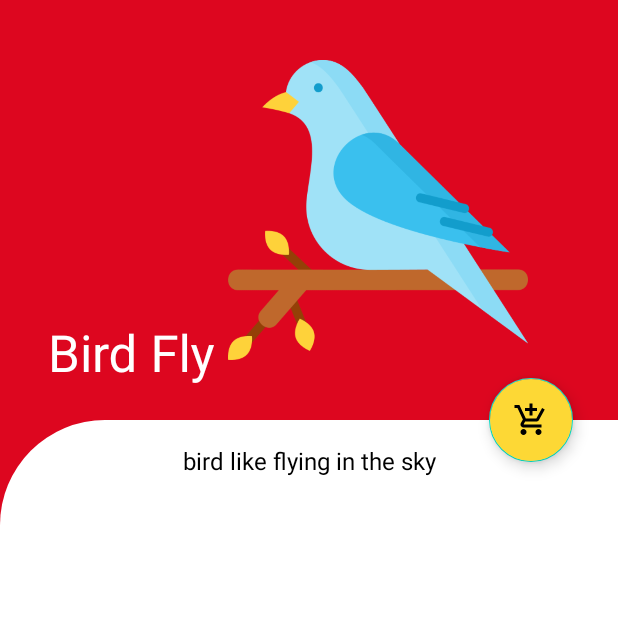
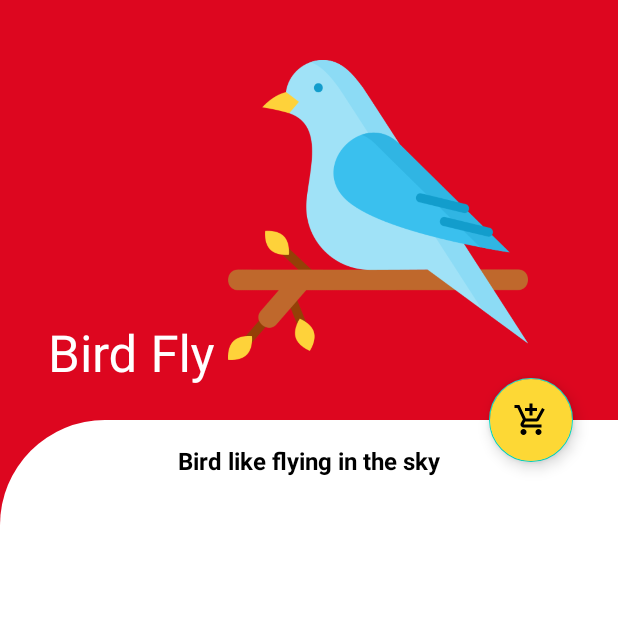
Before and after one commit to zakaria90024/CollepsingToolber, an Android app: the screen it shows after launch (MainActivity), on a phone screen of 412 x 824 dp, the top half of it. Run offline under Robolectric (Android 15) with nearby library versions, the phone set to English and light mode, and no system bars.

Commit message:
CollepsingToolber - Android

```diff
--- a/app/src/main/res/drawable/ctr_bg.xml
+++ b/app/src/main/res/drawable/ctr_bg.xml
@@ -3,5 +3,5 @@
 
     <gradient android:startColor="#DD061F"
         android:endColor="#DD061F"
-        android:angle="3"/>
+        />
 </shape>
--- a/app/src/main/res/layout/activity_main.xml
+++ b/app/src/main/res/layout/activity_main.xml
@@ -61,9 +61,10 @@
                 android:layout_width="wrap_content"
                 android:layout_height="wrap_content"
                 android:layout_marginTop="16dp"
-                android:text="bird like flying in the sky"
+                android:text="Bird like flying in the sky"
                 android:textColor="#000"
                 android:textSize="16dp"
+                android:textStyle="bold"
                 app:layout_constraintEnd_toEndOf="parent"
                 app:layout_constraintStart_toStartOf="parent"
                 app:layout_constraintTop_toTopOf="parent" />
```
